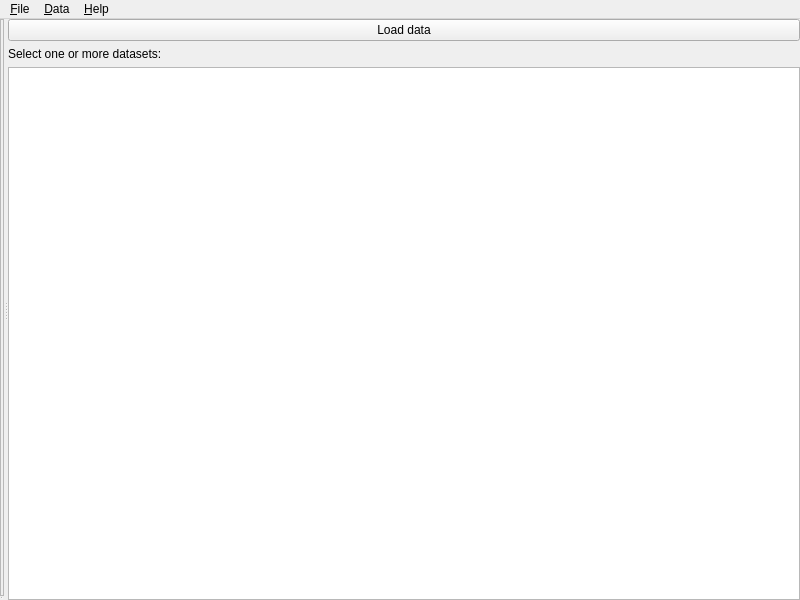
Above: ufit/gui/main.ui from McStasMcXtrace/ufit before the change. Below: the same form after it.
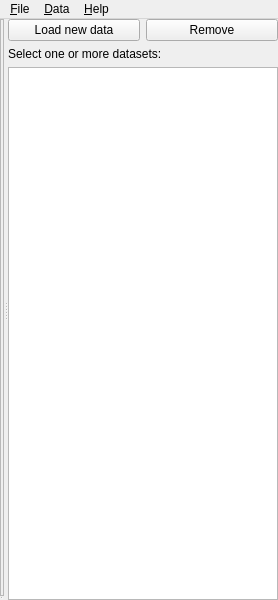
That is the form after the change. Custom widgets are drawn as their Qt base class.

Commit message: gui: restore window state

```diff
--- a/ufit/gui/main.ui
+++ b/ufit/gui/main.ui
@@ -6,7 +6,7 @@
    <rect>
     <x>0</x>
     <y>0</y>
-    <width>800</width>
+    <width>278</width>
     <height>600</height>
    </rect>
   </property>
@@ -44,7 +44,14 @@
           <item>
            <widget class="QPushButton" name="loadBtn">
             <property name="text">
-             <string>Load data</string>
+             <string>Load new data</string>
+            </property>
+           </widget>
+          </item>
+          <item>
+           <widget class="QPushButton" name="removeBtn">
+            <property name="text">
+             <string>Remove</string>
             </property>
            </widget>
           </item>
@@ -71,7 +78,7 @@
     <rect>
      <x>0</x>
      <y>0</y>
-     <width>800</width>
+     <width>278</width>
      <height>19</height>
     </rect>
    </property>
```
Left out of the diff: 6 changed lines with no effect on the pictures. The commit also changes 3 other files.
